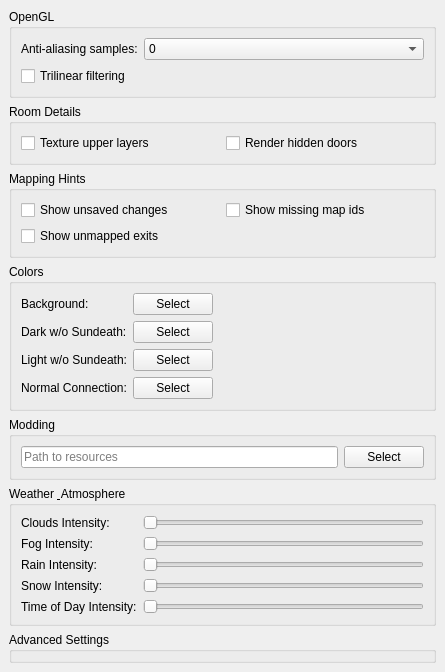
This is src/preferences/graphicspage.ui in nschimme/MMapper as Qt 5 draws it before an edit. The edited form follows.
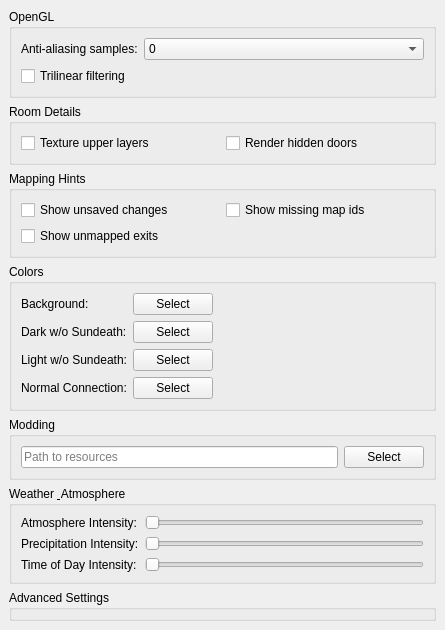
This is the edited form.

Commit message:
Final weather shader optimization and slider simplification
- Merged Clouds and Fog sliders into a single "Atmosphere" slider.
- Merged Rain and Snow sliders into a single "Precipitation" slider.
- Consolidated weather targets and intensities in WeatherRenderer.
- Fixed a bug where Time of Day target intensity was not respecting the slider value correctly.
- Simplified VAO/VBO management for the unified particle pool.
- Cleaned up redundant logic and improved state transitions.
- Verified visual fidelity and performance across all weather types.

```diff
--- a/src/preferences/graphicspage.ui
+++ b/src/preferences/graphicspage.ui
@@ -329,7 +329,7 @@
       <item row="0" column="0">
        <widget class="QLabel" name="weatherCloudsLabel">
         <property name="text">
-         <string>Clouds Intensity:</string>
+         <string>Atmosphere Intensity:</string>
         </property>
        </widget>
       </item>
@@ -346,7 +346,7 @@
       <item row="1" column="0">
        <widget class="QLabel" name="weatherFogLabel">
         <property name="text">
-         <string>Fog Intensity:</string>
+         <string>Precipitation Intensity:</string>
         </property>
        </widget>
       </item>
@@ -361,47 +361,13 @@
        </widget>
       </item>
       <item row="2" column="0">
-       <widget class="QLabel" name="weatherRainLabel">
-        <property name="text">
-         <string>Rain Intensity:</string>
-        </property>
-       </widget>
-      </item>
-      <item row="2" column="1">
-       <widget class="QSlider" name="weatherRainSlider">
-        <property name="orientation">
-         <enum>Qt::Horizontal</enum>
-        </property>
-        <property name="maximum">
-         <number>100</number>
-        </property>
-       </widget>
-      </item>
-      <item row="3" column="0">
-       <widget class="QLabel" name="weatherSnowLabel">
-        <property name="text">
-         <string>Snow Intensity:</string>
-        </property>
-       </widget>
-      </item>
-      <item row="3" column="1">
-       <widget class="QSlider" name="weatherSnowSlider">
-        <property name="orientation">
-         <enum>Qt::Horizontal</enum>
-        </property>
-        <property name="maximum">
-         <number>100</number>
-        </property>
-       </widget>
-      </item>
-      <item row="4" column="0">
        <widget class="QLabel" name="weatherToDLabel">
         <property name="text">
          <string>Time of Day Intensity:</string>
         </property>
        </widget>
       </item>
-      <item row="4" column="1">
+      <item row="2" column="1">
        <widget class="QSlider" name="weatherToDSlider">
         <property name="orientation">
          <enum>Qt::Horizontal</enum>
```
Left out of the diff: 8 changed lines with no effect on the pictures. The commit also changes 5 other files.
